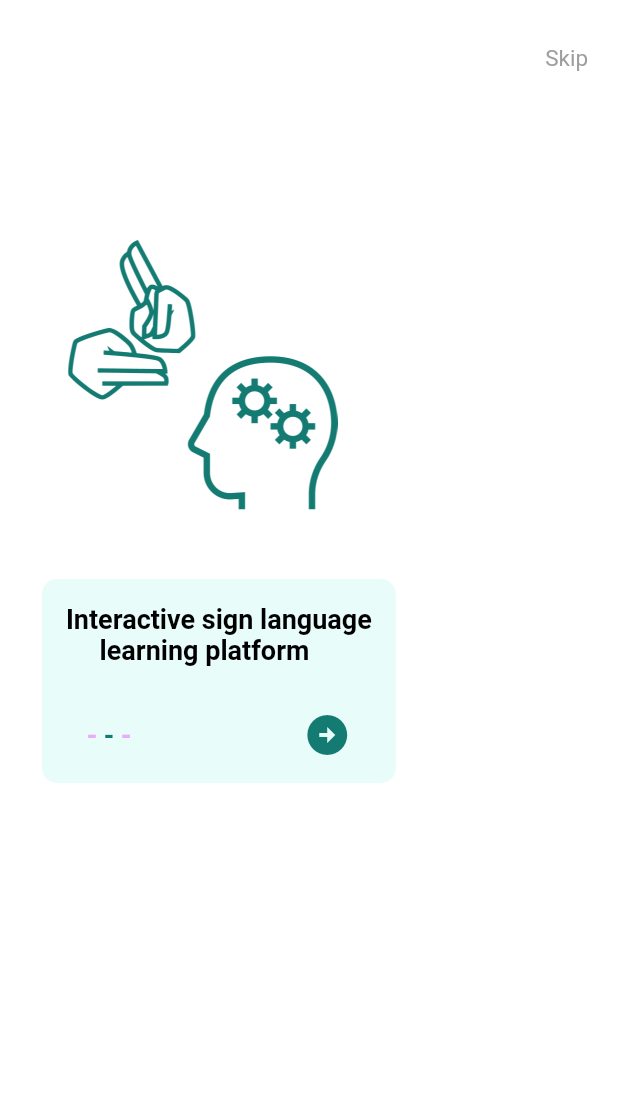
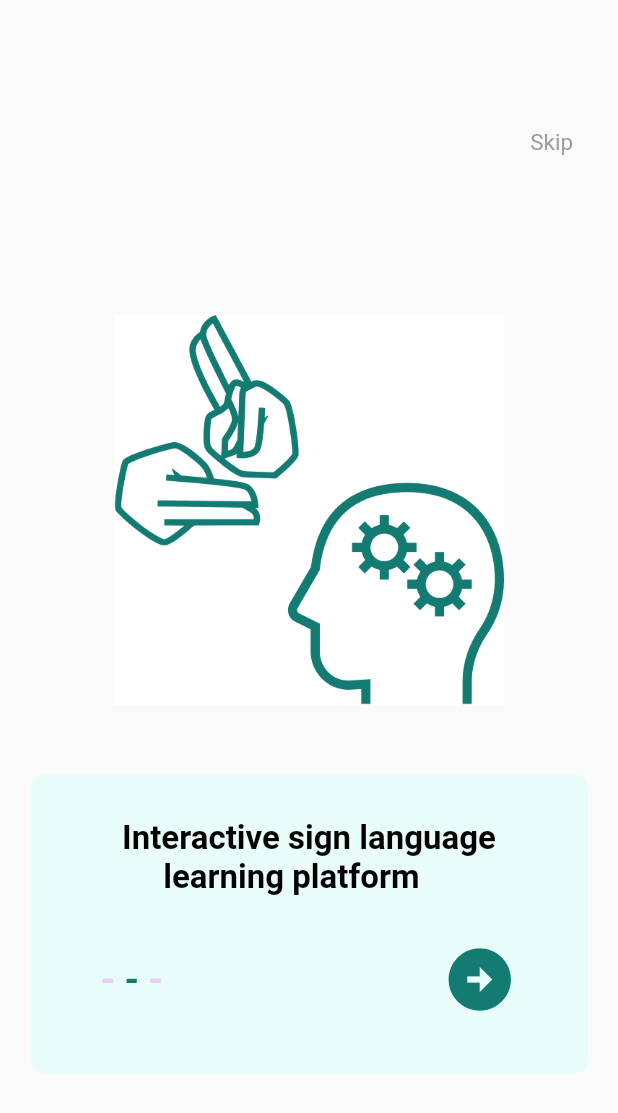
Before and after one commit to Be-my-voice/be-my-voice-mobile, a Flutter app: the screen it shows after launch, after a tap on the "arrow circle right" icon, on a phone screen of 412 x 824 dp. Shown: the top 1113 px of the screen. Run offline on Flutter 3.47's test engine with Material 2 defaults, Android fonts, the light colour scheme and no system bars.

Commit message:
made relative position

```diff
--- a/lib/feature/splash-screen/onboarding_one.dart
+++ b/lib/feature/splash-screen/onboarding_one.dart
@@ -1,25 +1,33 @@
 import 'package:flutter/gestures.dart';
 import 'package:flutter/material.dart';
-
 import 'onboarding_four.dart';
 import 'onboarding_two.dart';
 
 class OnboardingOne extends StatelessWidget {
   Widget build(context) {
-    return MaterialApp(
+    return Scaffold(
+        body: MaterialApp(
+            theme: ThemeData(
+              backgroundColor: Color(0xFFffffff), // Set the background color
+            ),
             debugShowCheckedModeBanner: false,
-        home: Stack(
+            home: ListView(
               children: [
-            Positioned(
-              top: 30, // Set the desired position
-              right: 20,
+                Container(
+                  height: 40.0,
+                ),
+                Container(
+                  height: 50,
+                  margin: EdgeInsets.all(30.0),
+                  child: Align(
+                    alignment: Alignment.centerRight,
                     child: RichText(
-                textAlign: TextAlign.right,
                       text: TextSpan(
                           text: 'Skip',
                           style: TextStyle(
                             fontSize: 15,
                             color: Colors.grey,
+
                           ),
                           recognizer: TapGestureRecognizer()
                             ..onTap = () {
@@ -30,33 +38,38 @@ class OnboardingOne extends StatelessWidget {
                               );
                             }),
                     ),
+                  ),// Set the desired position
+
                 ),
-            Positioned(
-              top: 160, // Set the desired position
-              left: 35,
+                Container(
+                  height: 60.0,
+                ),
+                Container(
+                    child: Center(
                         child: Image.asset('assets/image/splash-screen/screen-1.png',
-                  width: 200.0, height: 180.0),
+                          width: 260.0, ),
+                    )
                   ),
-            Positioned(
-                top: 370, // Set the desired position
-                left: 20,
-                child: Container(
+                Container(
+                  height: 30.0,
+                ),
+                Container(
+                    height: 200.0,
                     decoration: BoxDecoration(
                       borderRadius: BorderRadius.circular(10.0),
                       color: Color(0xFFE8FCFA),
                     ),
-                    padding: EdgeInsets.all(16.0),
+                    padding: EdgeInsets.all(30.0),
                       margin:
-                        EdgeInsets.symmetric(vertical: 16.0, horizontal: 8.0),
+                        EdgeInsets.symmetric(vertical: 16.0, horizontal: 20.0),
                         child: Column(children: <Widget>[
                           RichText(
-                        //textAlign: TextAlign.right,
                             text: TextSpan(
                               text:
                               'Effortless sign language\n \u00A0\u00A0\u00A0\u00A0to voice translation',
                               style: TextStyle(
                                 fontWeight: FontWeight.bold,
-                            fontSize: 18,
+                                fontSize: 22,
                                 color: Colors.black,
                               ),
                             ),
@@ -64,14 +77,18 @@ class OnboardingOne extends StatelessWidget {
                           Container(
                             height: 30,
                           ),
-                      Row(children: [
+                          Container(
+                            child: Center(
+                                child: Row(
+                                    mainAxisAlignment: MainAxisAlignment.center,
+                                    children: [
                                   RichText(
                                     textAlign: TextAlign.left,
                                     text: TextSpan(
                                       text: '- ',
                                       style: TextStyle(
                                         fontWeight: FontWeight.bold,
-                              fontSize: 18,
+                                        fontSize: 25,
                                         color: Color(0xFF147B72),
                                       ),
                                     ),
@@ -81,13 +98,13 @@ class OnboardingOne extends StatelessWidget {
                                       text: '- - ',
                                       style: TextStyle(
                                         fontWeight: FontWeight.bold,
-                              fontSize: 18,
-                              color: Color(0xFFE8ACFA),
+                                        fontSize: 25,
+                                        color: Color(0xFFE8CCFA),
                                       ),
                                     ),
                                   ),
                                   Container(
-                          width: 110,
+                                    width: 180,
                                   ),
                                   GestureDetector(
                                     onTap: () {
@@ -100,12 +117,17 @@ class OnboardingOne extends StatelessWidget {
                                     child: Icon(
                                       Icons.arrow_circle_right_sharp,
                                       color: Color(0xFF147B72),
-                            size: 32.0,
+                                      size: 50.0,
                                     ),
                                   ),
                                 ])
-                    ]))),
+                            )
+                          ),
+
+                        ])),
               ],
-        ));
+            )
+        )
+        );
   }
 }
--- a/lib/feature/splash-screen/onboarding_two.dart
+++ b/lib/feature/splash-screen/onboarding_two.dart
@@ -1,25 +1,33 @@
 import 'package:flutter/gestures.dart';
 import 'package:flutter/material.dart';
-
 import 'onboarding_four.dart';
 import 'onboarding_three.dart';
 
 class OnboardingTwo extends StatelessWidget {
   Widget build(context) {
-    return MaterialApp(
+    return Scaffold(
+        body: MaterialApp(
+            theme: ThemeData(
+              backgroundColor: Color(0xFFFFFFFF), // Set the background color
+            ),
             debugShowCheckedModeBanner: false,
-        home: Stack(
+            home: ListView(
               children: [
-            Positioned(
-              top: 30, // Set the desired position
-              right: 20,
+                Container(
+                  height: 40.0,
+                ),
+                Container(
+                  height: 50,
+                  margin: EdgeInsets.all(30.0),
+                  child: Align(
+                    alignment: Alignment.centerRight,
                     child: RichText(
-                textAlign: TextAlign.right,
                       text: TextSpan(
                           text: 'Skip',
                           style: TextStyle(
                             fontSize: 15,
                             color: Colors.grey,
+
                           ),
                           recognizer: TapGestureRecognizer()
                             ..onTap = () {
@@ -30,33 +38,38 @@ class OnboardingTwo extends StatelessWidget {
                               );
                             }),
                     ),
+                  ),// Set the desired position
+
                 ),
-            Positioned(
-              top: 160, // Set the desired position
-              left: 35,
+                Container(
+                  height: 60.0,
+                ),
+                Container(
+                    child: Center(
                       child: Image.asset('assets/image/splash-screen/screen-2.png',
-                  width: 200.0, height: 180.0),
+                        width: 260.0, ),
+                    )
                 ),
-            Positioned(
-                top: 370, // Set the desired position
-                left: 20,
-                child: Container(
+                Container(
+                  height: 30.0,
+                ),
+                Container(
+                    height: 200.0,
                     decoration: BoxDecoration(
                       borderRadius: BorderRadius.circular(10.0),
                       color: Color(0xFFE8FCFA),
                     ),
-                    padding: EdgeInsets.all(16.0),
+                    padding: EdgeInsets.all(30.0),
                     margin:
-                        EdgeInsets.symmetric(vertical: 16.0, horizontal: 8.0),
+                    EdgeInsets.symmetric(vertical: 16.0, horizontal: 20.0),
                     child: Column(children: <Widget>[
                       RichText(
-                        //textAlign: TextAlign.right,
                         text: TextSpan(
                           text:
                           'Interactive sign language\n \u00A0\u00A0\u00A0\u00A0learning platform',
                           style: TextStyle(
                             fontWeight: FontWeight.bold,
-                            fontSize: 18,
+                            fontSize: 22,
                             color: Colors.black,
                           ),
                         ),
@@ -64,24 +77,28 @@ class OnboardingTwo extends StatelessWidget {
                       Container(
                         height: 30,
                       ),
-                      Row(children: [
-                        RichText(
-                          text: TextSpan(
-                            text: '- ',
-                            style: TextStyle(
-                              fontWeight: FontWeight.bold,
-                              fontSize: 18,
-                              color: Color(0xFFE8ACFA),
-                            ),
-                          ),
-                        ),
+                      Container(
+                          child: Center(
+                              child: Row(
+                                  mainAxisAlignment: MainAxisAlignment.center,
+                                  children: [
                                     RichText(
                                       textAlign: TextAlign.left,
                                       text: TextSpan(
                                         text: '- ',
                                         style: TextStyle(
                                           fontWeight: FontWeight.bold,
-                              fontSize: 18,
+                                          fontSize: 25,
+                                          color: Color(0xFFE8CCFA),
+                                        ),
+                                      ),
+                                    ),
+                                    RichText(
+                                      text: TextSpan(
+                                        text: '- ',
+                                        style: TextStyle(
+                                          fontWeight: FontWeight.bold,
+                                          fontSize: 25,
                                           color: Color(0xFF147B72),
                                         ),
                                       ),
@@ -91,13 +108,13 @@ class OnboardingTwo extends StatelessWidget {
                                         text: '- ',
                                         style: TextStyle(
                                           fontWeight: FontWeight.bold,
-                              fontSize: 18,
-                              color: Color(0xFFE8ACFA),
+                                          fontSize: 25,
+                                          color: Color(0xFFE8CCFA),
                                         ),
                                       ),
                                     ),
                                     Container(
-                          width: 110,
+                                      width: 180,
                                     ),
                                     GestureDetector(
                                       onTap: () {
@@ -110,12 +127,17 @@ class OnboardingTwo extends StatelessWidget {
                                       child: Icon(
                                         Icons.arrow_circle_right_sharp,
                                         color: Color(0xFF147B72),
-                            size: 32.0,
+                                        size: 50.0,
                                       ),
                                     ),
                                   ])
-                    ]))),
+                          )
+                      ),
+
+                    ])),
               ],
-        ));
+            )
+        )
+    );
   }
 }
```
Also changed, not shown: lib/feature/splash-screen/onboarding_four.dart (+20 -15 lines), lib/feature/splash-screen/onboarding_three.dart (+51 -32 lines), lib/main.dart (+0 -7 lines). Lines whose indentation alone changed are shown as unchanged.
